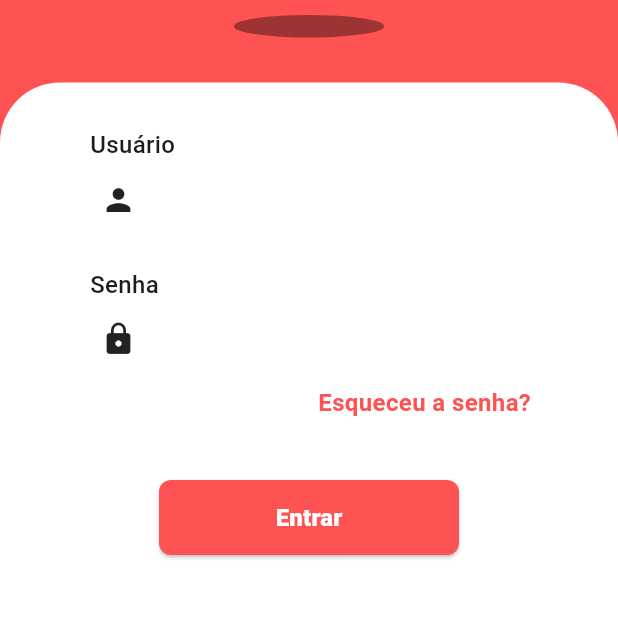
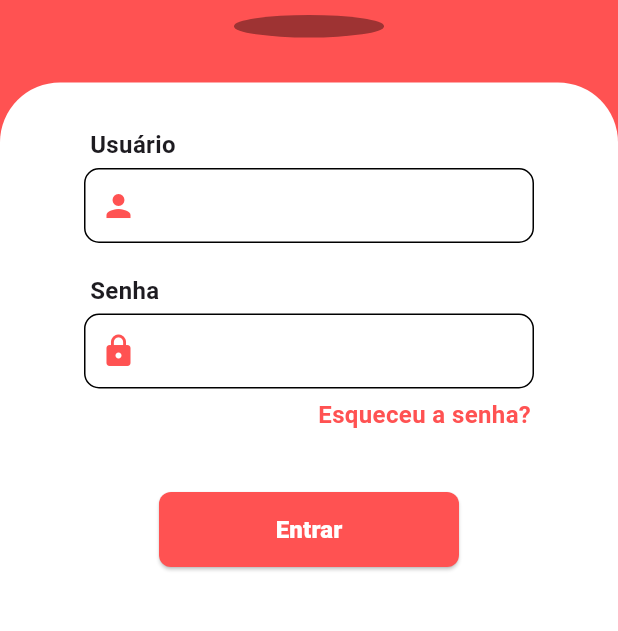
Before and after one commit to ruanjanau/supplements, a Flutter app: the screen it shows after launch, on a phone screen of 412 x 824 dp, the part 420-1051 px from its top. Run offline on Flutter 3.47's test engine with Material 3 defaults, Android fonts, the phone set to English and light mode, and no system bars; drawn by our look-alikes of flutter_animate; our stand-ins replace bloc, dartz, dio, flutter_bloc, freezed_annotation.

Commit message:
alter text form field

```diff
--- a/lib/src/app/components/text_form_field_custom.dart
+++ b/lib/src/app/components/text_form_field_custom.dart
@@ -1,4 +1,5 @@
 import 'package:flutter/material.dart';
+import 'package:flutter_animate/flutter_animate.dart';
 
 class TextFormFieldCustom extends StatelessWidget {
   final String text;
@@ -23,17 +24,18 @@ class TextFormFieldCustom extends StatelessWidget {
             text,
             style: const TextStyle(
               fontSize: 16,
-              fontWeight: FontWeight.w500,
+              fontWeight: FontWeight.w700,
             ),
-          ),
+          ).animate().slide().fade(),
         ),
+        const SizedBox(height: 4),
         Container(
           width: 300,
           decoration: BoxDecoration(
             color: Colors.white,
-            borderRadius: BorderRadius.circular(6),
+            borderRadius: BorderRadius.circular(10),
             border: Border.all(
-              color: Colors.white,
+              color: Colors.black,
               width: 1,
             ),
           ),
@@ -43,7 +45,10 @@ class TextFormFieldCustom extends StatelessWidget {
             ),
             child: Row(
               children: [
-                Icon(icon),
+                Icon(
+                  icon,
+                  color: Colors.redAccent,
+                ),
                 const SizedBox(
                   width: 10,
                 ),
@@ -58,7 +63,7 @@ class TextFormFieldCustom extends StatelessWidget {
               ],
             ),
           ),
-        ),
+        ).animate().slide().fade(),
       ],
     );
   }
```
